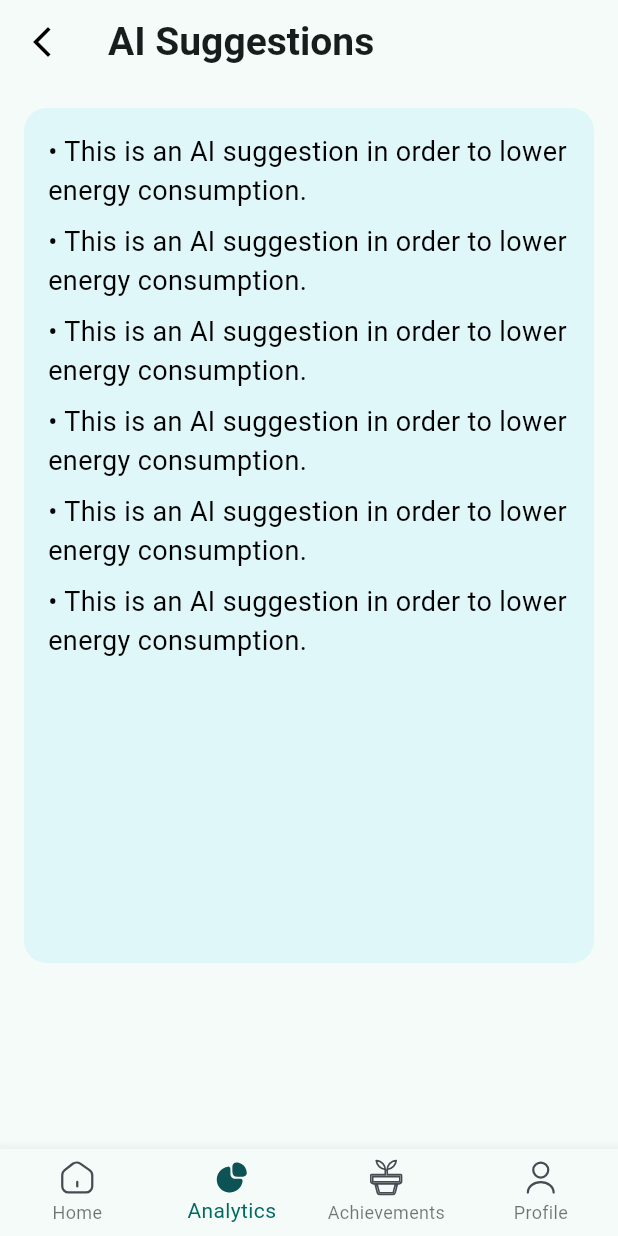
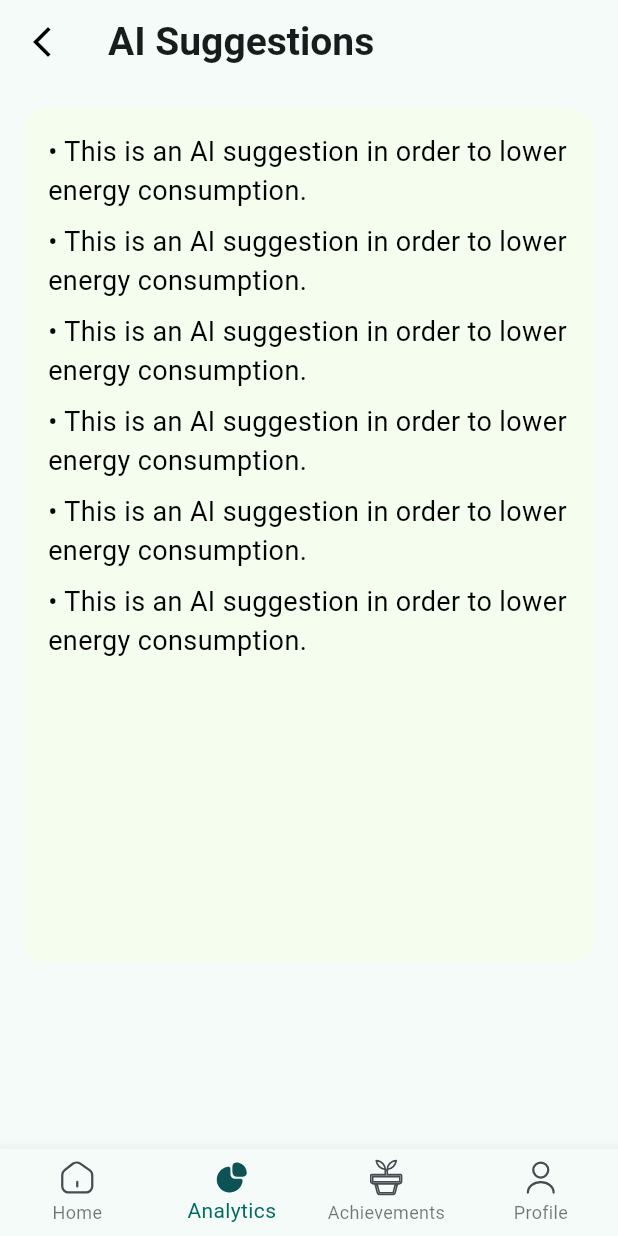
Before and after one commit to ali9issa99/Powerdown-Frontend, a Flutter app: the AiSuggestionsScreen screen opened directly, on a phone screen of 412 x 824 dp. Run offline on Flutter 3.47's test engine with Material 3 defaults, Android fonts, the phone set to English and light mode, and no system bars; our stand-ins replace fl_chart, flutter_svg.

Commit message:
fixed coloring issues

```diff
--- a/lib/Screens/aisuggestionsScreen.dart
+++ b/lib/Screens/aisuggestionsScreen.dart
@@ -73,7 +73,7 @@ class _AiSuggestionsScreenState extends State<AiSuggestionsScreen> {
               height: _containerHeight, // Fixed height controlled in code
               padding: const EdgeInsets.all(16.0),
               decoration: BoxDecoration(
-                color: const Color(0xFFE0F7FA), // Light green background
+                color: const Color.fromARGB(255,245,253,239), // Light green background
                 borderRadius: BorderRadius.circular(15.0),
               ),
               child: Column(
```
